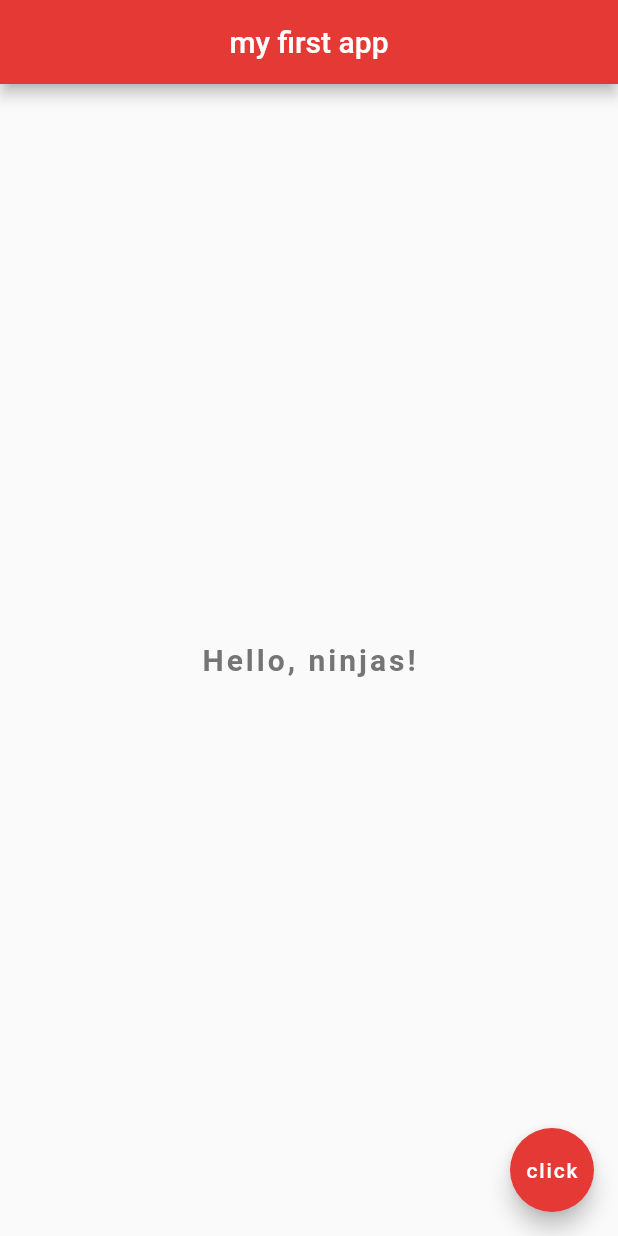
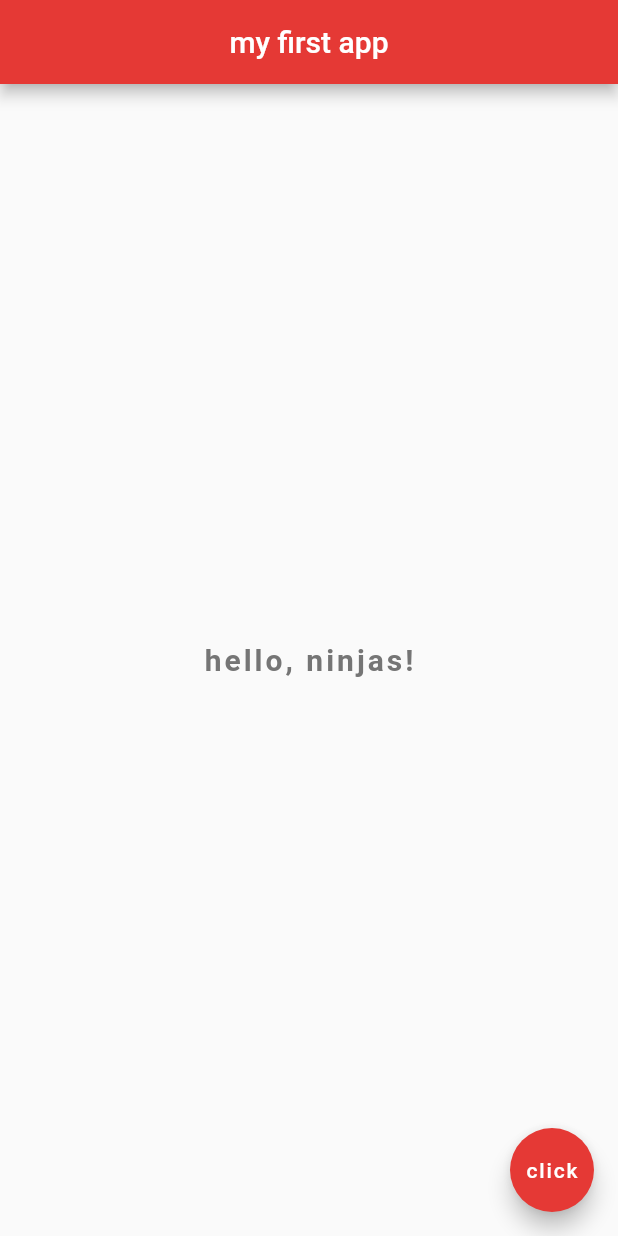
Before and after one commit to ranjithjaya/Flutter-Tutorial-for-Beginners, a Flutter app: the screen it shows after launch, on a phone screen of 412 x 824 dp. Run offline on Flutter 3.47's test engine with Material 2 defaults, Android fonts, the phone set to English and light mode, and no system bars; Roboto replaces fonts that are missing (indieFlower).

```diff
--- a/lib/main.dart
+++ b/lib/main.dart
@@ -1,7 +1,15 @@
 import 'package:flutter/material.dart';
 
 void main() => runApp(MaterialApp(
-  home: Scaffold(
+  home: Home(),
+));
+
+class Home extends StatelessWidget {
+  const Home({Key? key}) : super(key: key);
+
+  @override
+  Widget build(BuildContext context) {
+    return Scaffold(
     appBar: AppBar(
     title: Text('my first app'),
     centerTitle: true,
@@ -9,7 +17,7 @@ void main() => runApp(MaterialApp(
     ),
     body: Center(
     child: Text(
-          'Hello, ninjas!',
+    'hello, ninjas!',
     style: TextStyle(
     fontSize: 20.0,
     fontWeight: FontWeight.bold,
@@ -26,5 +34,6 @@ void main() => runApp(MaterialApp(
     child: Text('click'),
     backgroundColor: Colors.red[600],
     ),
-  ),
-));
+    );
+  }
+}
```
Also changed, not shown: 2 other files. Lines whose indentation alone changed are shown as unchanged.
